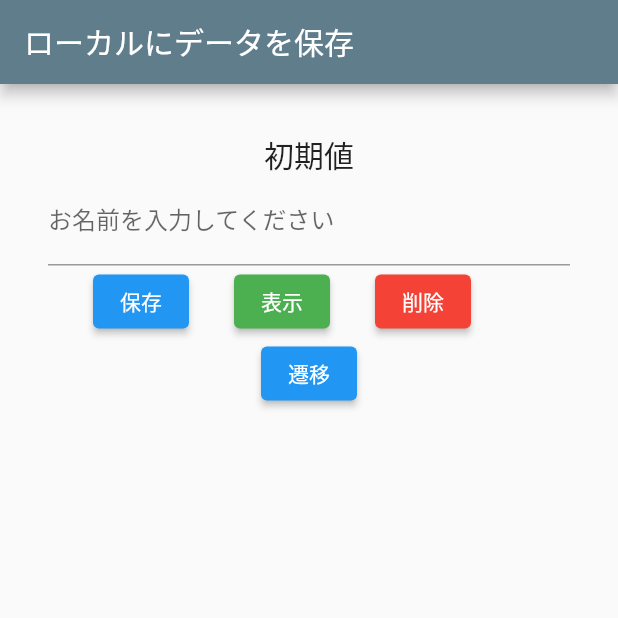
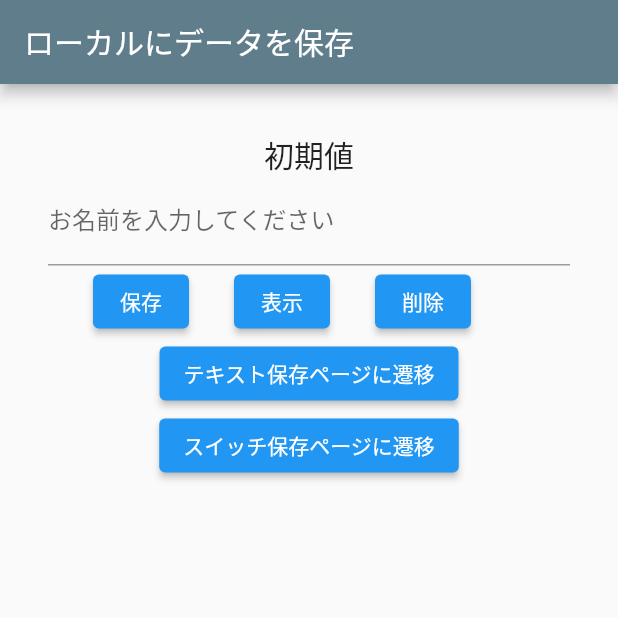
Before and after one commit to YUSUKESUP/Sharedpreferences_Test_App, a Flutter app: the screen it shows after launch, on a phone screen of 412 x 824 dp, the top half of it. Run offline on Flutter 3.47's test engine with Material 2 defaults, Android fonts, the phone set to English and light mode, and no system bars; our stand-ins replace shared_preferences.

Commit message:
テキスト保存ページを追加

```diff
--- a/lib/home_page.dart
+++ b/lib/home_page.dart
@@ -1,5 +1,6 @@
 import 'package:flutter/material.dart';
 import 'package:shared_preferences/shared_preferences.dart';
+import 'package:shared_preferences_test_app/text_set.dart';
 
 import 'SwitchListTile.dart';
 
@@ -13,8 +14,10 @@ class Home extends StatefulWidget {
 class _HomeState extends State<Home> {
   // 初期値を表示するための変数
   String textInit = "初期値";
+
   // 値を入力するための変数
   final TextEditingController _nameController = TextEditingController();
+
   // ドキュメント通りに、prefs.setStringで、String型のデータを保存
   _saveData() async {
     // _nameControllerを代入する
@@ -23,6 +26,7 @@ class _HomeState extends State<Home> {
     // nameValueを"name"がキーのprefs.setStringで使う。
     await prefs.setString("name", nameValue);
   }
+
   // ドキュメント通りに、prefs.getStringでString型のデータを取得
   _getData() async {
     final prefs = await SharedPreferences.getInstance();
@@ -30,6 +34,7 @@ class _HomeState extends State<Home> {
       textInit = prefs.getString("name") ?? "値が入っていない!";
     });
   }
+
   // ドキュメント通りに、prefs.remove("keyの名前")で、ローカルのデータを削除
   // 今回だと、("name")がkeyのデータを削除する
   _removeData() async {
@@ -45,63 +50,55 @@ class _HomeState extends State<Home> {
     return Scaffold(
       appBar: AppBar(
         backgroundColor: Colors.blueGrey,
-        title: Text("ローカルにデータを保存"),
+        title: const Text("ローカルにデータを保存"),
       ),
       body: Container(
-        padding: EdgeInsets.all(32),
+        padding: const EdgeInsets.all(32),
         child: Column(
           children: [
             Text(
               textInit,
-              style: TextStyle(
+              style: const TextStyle(
                 fontSize: 20,
               ),
             ),
             TextField(
               keyboardType: TextInputType.text,
-              decoration: InputDecoration(labelText: "お名前を入力してください"),
+              decoration: const InputDecoration(labelText: "お名前を入力してください"),
               controller: _nameController,
             ),
             Row(
               children: [
                 const SizedBox(width: 30),
                 ElevatedButton(
-                  style: ElevatedButton.styleFrom(
-                    primary: Colors.blue, // background
-                    onPrimary: Colors.white, // foreground
-                  ),
                   onPressed: _saveData,
-                  child: Text('保存'),
+                  child: const Text('保存'),
                 ),
                 const SizedBox(width: 30),
                 ElevatedButton(
-                  style: ElevatedButton.styleFrom(
-                    primary: Colors.green, // background
-                    onPrimary: Colors.white, // foreground
-                  ),
                   onPressed: _getData,
-                  child: Text('表示'),
+                  child: const Text('表示'),
                 ),
                 const SizedBox(width: 30),
                 ElevatedButton(
-                  style: ElevatedButton.styleFrom(
-                    primary: Colors.red, // background
-                    onPrimary: Colors.white, // foreground
-                  ),
                   onPressed: _removeData,
-                  child: Text('削除'),
+                  child: const Text('削除'),
                 ),
               ],
             ),
             ElevatedButton(
-              style: ElevatedButton.styleFrom(
-
-              ),
-              onPressed: (){
-                Navigator.push(context, MaterialPageRoute(
-                    builder: (context)=>NextPage()));
+              onPressed: () {
+                Navigator.push(context,
+                    MaterialPageRoute(builder: (context) => const TextSet()));
               },
-              child: Text('遷移'),
+              child: const Text('テキスト保存ページに遷移'),
+            ),
+            ElevatedButton(
+              onPressed: () {
+                Navigator.push(context,
+                    MaterialPageRoute(builder: (context) => const NextPage()));
+              },
+              child: const Text('スイッチ保存ページに遷移'),
             ),
           ],
         ),
```
Also changed, not shown: lib/SwitchListTile.dart (+7 -8 lines), lib/text_set.dart (added, +86 -0 lines).
